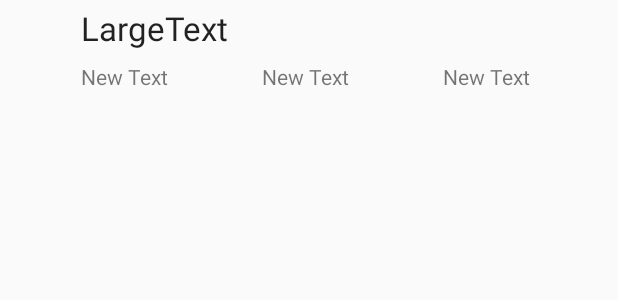
After one commit to rengokantai/Dlan6progpj6_weather, an Android app: the layout list_item.xml on its own in the app's theme, with its tools: preview values and no code run, on a phone screen of 412 x 824 dp. The commit adds this screen. Shown: the top 300 px of the screen. Run offline under Robolectric (Android 15) with nearby library versions, the phone set to English and light mode, and no system bars.

Commit message:
Add strings and dimens

```diff
--- /dev/null
+++ b/app/src/main/res/layout/list_item.xml
@@ -0,0 +1,61 @@
+<?xml version="1.0" encoding="utf-8"?>
+<LinearLayout xmlns:android="http://schemas.android.com/apk/res/android"
+              android:orientation="horizontal"
+              android:layout_width="match_parent"
+              android:layout_height="match_parent">
+
+   <ImageView
+      android:layout_width="@dimen/image_side_length"
+      android:layout_height="match_parent"
+      android:id="@+id/conditionImageView"
+      android:contentDescription="@string/weather_condition_image"
+      android:scaleType="fitCenter"/>
+
+   <GridLayout
+      android:orientation="vertical"
+      android:layout_width="0dp"
+      android:layout_height="wrap_content"
+      android:useDefaultMargins="true"
+      android:columnCount="3"
+      android:rowCount="2"
+      android:layout_weight="1">
+
+      <TextView
+         android:layout_width="match_parent"
+         android:layout_height="wrap_content"
+         android:textAppearance="?android:attr/textAppearanceLarge"
+         android:id="@+id/dayTextView"
+         android:layout_column="0"
+         android:text="LargeText"
+         android:layout_columnSpan="3"/>
+
+      <TextView
+         android:layout_width="wrap_content"
+         android:layout_height="wrap_content"
+         android:id="@+id/lowTextView"
+         android:layout_column="0"
+         android:layout_row="1"
+         android:text="New Text"
+         android:layout_columnWeight="1"/>
+
+      <TextView
+         android:layout_width="wrap_content"
+         android:layout_height="wrap_content"
+         android:id="@+id/hiTextView"
+         android:layout_column="1"
+         android:layout_row="1"
+         android:text="New Text"
+         android:layout_columnWeight="1"/>
+
+      <TextView
+         android:layout_width="wrap_content"
+         android:layout_height="wrap_content"
+         android:id="@+id/humidityTextView"
+         android:layout_column="2"
+         android:layout_row="1"
+         android:text="New Text"
+         android:layout_columnWeight="1"/>
+
+   </GridLayout>
+
+</LinearLayout>
--- a/app/src/main/res/values/dimens.xml
+++ b/app/src/main/res/values/dimens.xml
@@ -2,5 +2,7 @@
     <!-- Default screen margins, per the Android Design guidelines. -->
     <dimen name="activity_horizontal_margin">16dp</dimen>
     <dimen name="activity_vertical_margin">16dp</dimen>
+    <dimen name="fab_margin_top">90dp</dimen>
     <dimen name="fab_margin">16dp</dimen>
+    <dimen name="image_side_length">50dp</dimen>
 </resources>
--- a/app/src/main/res/values/strings.xml
+++ b/app/src/main/res/values/strings.xml
@@ -1,4 +1,14 @@
 <resources>
-    <string name="app_name">Dlan6progpj6_weather</string>
-    <string name="action_settings">Settings</string>
+    <string name="app_name">WeatherViewer</string>
+    <string name="api_key">9679532cc50d76cc16b7204ba70dd93c</string>
+    <string name="web_service_url">http://api.openweathermap.org/data/2.5/forecast/daily?q=</string>
+    <string name="invalid_url">Invalid URL</string>
+    <string name="weather_condition_image">A graphical representation</string>
+    <string name="high_temp">High: %s</string>
+    <string name="low_temp">Low: %s</string>
+    <string name="day_description">%1$s: %2$s</string>
+    <string name="humidity">Humidity: %s</string>
+    <string name="hint_text">Enter city (e.g, Boston, MA, US)</string>
+    <string name="read_error">Unable to read weather data</string>
+    <string name="connect_error">Unable to connect to OpenWeatherMap.org</string>
 </resources>
```
